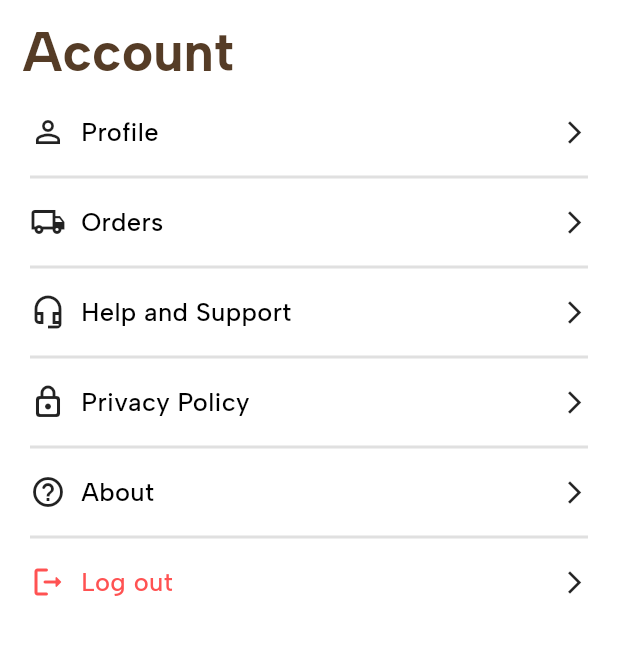
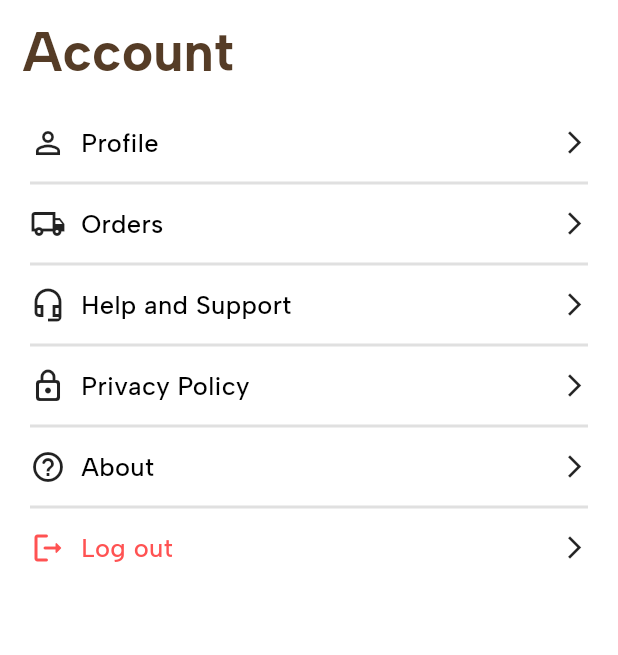
Before and after one commit to Vasugupta13/amazon-clone, a Flutter app: the AccountScreen screen opened directly, on a phone screen of 412 x 824 dp, the part 66-721 px from its top. Run offline on Flutter 3.47's test engine with Material 3 defaults, Android fonts, the phone set to English and light mode, and no system bars; our stand-ins replace animate_do, badges, card_swiper, carousel_slider, charts_flutter, dotted_border and 8 more; missing offline and left inert: cloudinary_public; accounts and stored records are empty.

Commit message:
OnTap touch area issue fixed

```diff
--- a/lib/features/account/views/account_screen.dart
+++ b/lib/features/account/views/account_screen.dart
@@ -37,11 +37,15 @@ class AccountScreen extends ConsumerWidget {
             child: Column(
               children: [
                 InkWell(
+                  splashColor: Colors.transparent,
+                  highlightColor: Colors.transparent,
                   onTap: (){
-                    Navigator.push(context, MaterialPageRoute(builder: (_)=>ProfileView()));
+                    Navigator.push(context, MaterialPageRoute(builder: (_)=>const ProfileView()));
                   },
                   splashFactory: NoSplash.splashFactory,
-                  child: const Row(
+                  child: const Padding(
+                    padding: EdgeInsets.symmetric(vertical: 7),
+                    child: Row(
                       children: [
                         Icon(Icons.person_outline_outlined),
                         SizedBox(width: 10,),
@@ -51,16 +55,18 @@ class AccountScreen extends ConsumerWidget {
                       ],
                     ),
                   ),
-                const SizedBox(height: 10,),
+                ),
                 Divider(
                   color: Colors.grey.shade300,
                   thickness: 2,
                 ),
-                const SizedBox(height: 10,),
                 InkWell(
                   onTap:() =>Navigator.push(context, MaterialPageRoute(builder: (_)=>const Orders())),
-                  splashFactory: NoSplash.splashFactory,
-                  child: const Row(
+                  splashColor: Colors.transparent,
+                  highlightColor: Colors.transparent,
+                  child: const Padding(
+                    padding: EdgeInsets.symmetric(vertical: 7),
+                    child: Row(
                       children: [
                         Icon(Icons.local_shipping_outlined),
                         SizedBox(width: 10,),
@@ -70,13 +76,14 @@ class AccountScreen extends ConsumerWidget {
                       ],
                     ),
                   ),
-                const SizedBox(height: 10,),
+                ),
                 Divider(
                   color: Colors.grey.shade300,
                   thickness: 2,
                 ),
-                const SizedBox(height: 10,),
-                const Row(
+                const Padding(
+                  padding: EdgeInsets.symmetric(vertical: 7),
+                  child: Row(
                     children: [
                       Icon(Icons.headset_mic_outlined),
                       SizedBox(width: 10,),
@@ -85,13 +92,14 @@ class AccountScreen extends ConsumerWidget {
                       Icon(Icons.arrow_forward_ios,size: 18,),
                     ],
                   ),
-                const SizedBox(height: 10,),
+                ),
                 Divider(
                   color: Colors.grey.shade300,
                   thickness: 2,
                 ),
-                const SizedBox(height: 10,),
-                const Row(
+                const Padding(
+                  padding: EdgeInsets.symmetric(vertical: 7),
+                  child: Row(
                     children: [
                       Icon(Icons.lock_outline_rounded),
                       SizedBox(width: 10,),
@@ -100,13 +108,14 @@ class AccountScreen extends ConsumerWidget {
                       Icon(Icons.arrow_forward_ios,size: 18,),
                     ],
                   ),
-                const SizedBox(height: 10,),
+                ),
                 Divider(
                   color: Colors.grey.shade300,
                   thickness: 2,
                 ),
-                const SizedBox(height: 10,),
-                const Row(
+                const Padding(
+                  padding: EdgeInsets.symmetric(vertical: 7),
+                  child: Row(
                     children: [
                       Icon(Icons.help_outline_rounded),
                       SizedBox(width: 10,),
@@ -115,18 +124,20 @@ class AccountScreen extends ConsumerWidget {
                       Icon(Icons.arrow_forward_ios,size: 18,),
                     ],
                   ),
-                const SizedBox(height: 10,),
+                ),
                 Divider(
                   color: Colors.grey.shade300,
                   thickness: 2,
                 ),
-                const SizedBox(height: 10,),
                 InkWell(
                   onTap: (){
                     ref.read(accountControllerProvider.notifier).logOut(context);
                   },
-                  splashFactory: NoSplash.splashFactory,
-                  child: const Row(
+                  splashColor: Colors.transparent,
+                  highlightColor: Colors.transparent,
+                  child: const Padding(
+                    padding: EdgeInsets.symmetric(vertical: 7),
+                    child: Row(
                       children: [
                         Icon(Icons.logout_rounded,color: Colors.redAccent,),
                         SizedBox(width: 10,),
@@ -134,6 +145,7 @@ class AccountScreen extends ConsumerWidget {
                         Expanded(child: SizedBox()),
                         Icon(Icons.arrow_forward_ios,size: 18,),
                       ],
+                    ),
                   ),
                 ),
               ],
```
Lines whose indentation alone changed are shown as unchanged.
